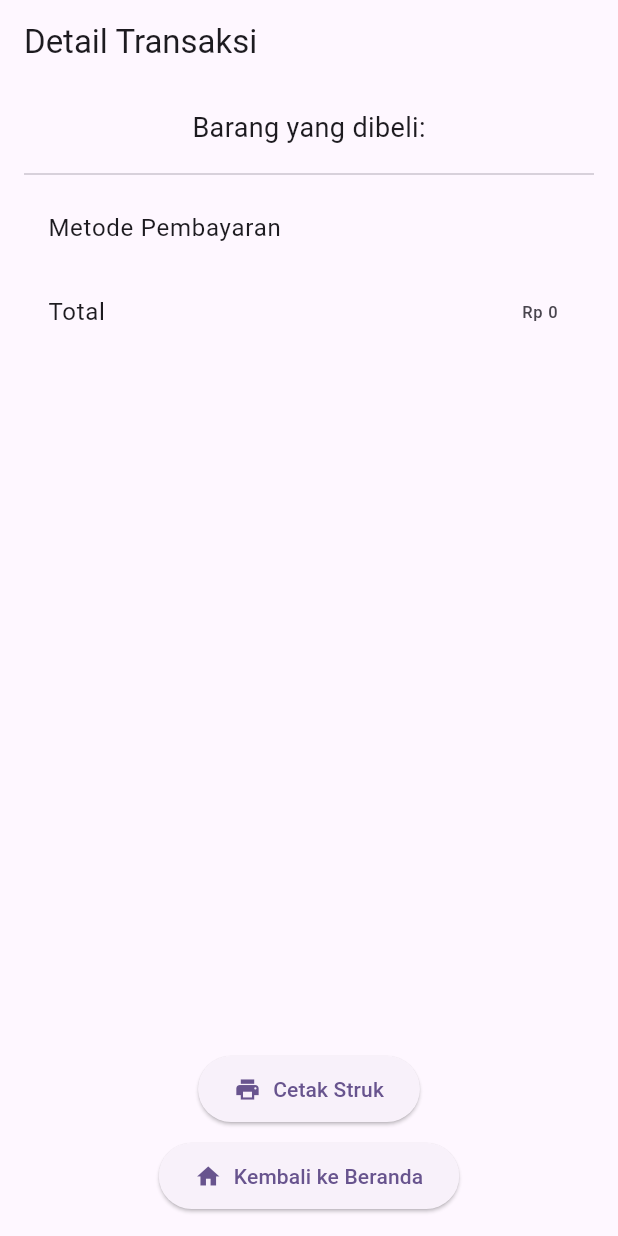
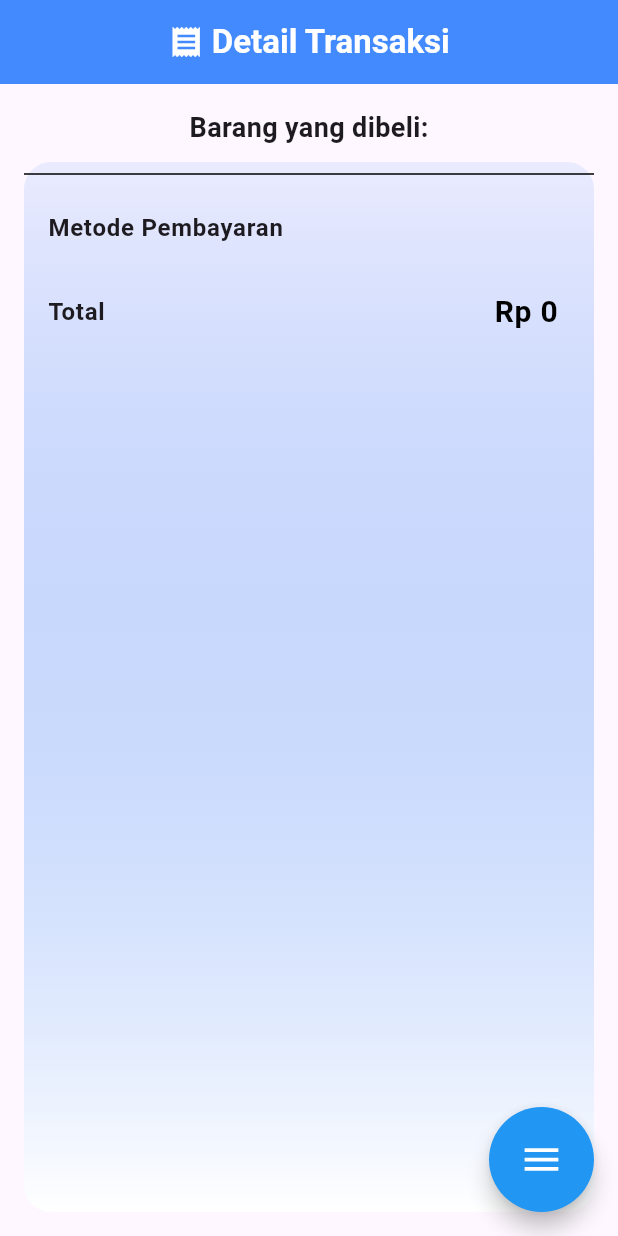
Before and after one commit to fathurdja/finalMobile, a Flutter app: the SummaryPage screen opened directly with empty values, on a phone screen of 412 x 824 dp. Run offline on Flutter 3.47's test engine with Material 3 defaults, Android fonts, the phone set to English and light mode, and no system bars; drawn by our look-alikes of flutter_speed_dial; our stand-ins replace gap; missing offline and left inert: blue_thermal_printer; network calls fail.

Commit message:
update format mata uang, detail transaksi dan riwayat transaksi

```diff
--- a/lib/pages/summaryPage.dart
+++ b/lib/pages/summaryPage.dart
@@ -1,4 +1,7 @@
 import 'package:flutter/material.dart';
+import 'package:flutter_speed_dial/flutter_speed_dial.dart';
+import 'package:gap/gap.dart';
+import 'package:intl/intl.dart';
 import 'package:kasir_klmpk6/model/product.dart';
 import 'package:kasir_klmpk6/pages/homePage.dart';
 import 'package:kasir_klmpk6/pages/printbluetooth.dart'; // Pastikan import halaman Printbluetooth kamu!
@@ -9,56 +12,119 @@ class SummaryPage extends StatelessWidget {
   final int total;
 
   SummaryPage({
+    super.key,
     required this.orderItems,
     required this.paymentMethod,
     required this.total,
   });
+  final currencyFormat = NumberFormat.currency(locale: 'id_ID', symbol: 'Rp ');
 
   @override
   Widget build(BuildContext context) {
     return Scaffold(
-      appBar: AppBar(title: Text("Detail Transaksi")),
+      appBar: AppBar(
+        backgroundColor: Colors.blueAccent,
+        title: Row(
+          mainAxisAlignment: MainAxisAlignment.center,
+          children: [
+            Icon(Icons.receipt, color: Colors.white),
+            Gap(5),
+            Text(
+              "Detail Transaksi",
+              style: TextStyle(
+                color: Colors.white,
+                fontWeight: FontWeight.bold,
+              ),
+            ),
+          ],
+        ),
+      ),
       body: Padding(
         padding: EdgeInsets.all(16),
         child: Column(
           children: [
-            Text("Barang yang dibeli:", style: TextStyle(fontSize: 18)),
+            Text(
+              "Barang yang dibeli:",
+              style: TextStyle(fontSize: 18, fontWeight: FontWeight.bold),
+            ),
             SizedBox(height: 10),
             Expanded(
+              child: Container(
+                decoration: BoxDecoration(
+                  borderRadius: BorderRadius.circular(18),
+                  gradient: LinearGradient(
+                    colors: [Color(0xFF3B82F6).withOpacity(0.1), Colors.white],
+                    begin: Alignment.topCenter,
+                    end: Alignment.bottomCenter,
+                  ),
+                ),
                 child: ListView(
                   children: [
                     ...orderItems.map((item) {
                       final product = item['product'] as Product;
                       final qty = item['qty'] as int;
                       return ListTile(
-                      title: Text("${product.namaBarang} x$qty"),
-                      trailing: Text("Rp ${product.harga * qty}"),
+                        title: Text("${product.namaBarang} x$qty", style: TextStyle(fontWeight: FontWeight.bold),),
+                        trailing: Text(currencyFormat.format(product.harga), style: TextStyle(fontWeight: FontWeight.bold, fontSize: 14),),
                       );
                     }).toList(),
-                  Divider(),
+                    Divider(color: Colors.black,),
                     ListTile(
-                    title: Text("Metode Pembayaran"),
-                    trailing: Text(paymentMethod),
+                      title: Text(
+                        "Metode Pembayaran",
+                        style: TextStyle(fontWeight: FontWeight.bold),
+                      ),
+                      trailing: Text(
+                        paymentMethod,
+                        style: TextStyle(
+                          fontSize: 18,
+                          color: Colors.blueAccent,
+                          fontWeight: FontWeight.bold,
+                        ),
+                      ),
                     ),
                     ListTile(
-                    title: Text("Total"),
-                    trailing: Text("Rp $total"),
+                      title: Text(
+                        "Total",
+                        style: TextStyle(fontWeight: FontWeight.bold),
+                      ),
+                      trailing: Text(currencyFormat.format(total), style: TextStyle(color: Colors.black, fontWeight: FontWeight.bold, fontSize: 20),),
                     ),
                   ],
                 ),
               ),
-            SizedBox(height: 16),
-            ElevatedButton.icon(
-              icon: Icon(Icons.print),
-              label: Text("Cetak Struk"),
-              style: ElevatedButton.styleFrom(
-                padding: EdgeInsets.symmetric(vertical: 12, horizontal: 24),
             ),
-              onPressed: () {
+          ],
+        ),
+      ),
+      floatingActionButton: SpeedDial(
+        buttonSize: Size(70, 70),
+        animatedIcon: AnimatedIcons.menu_close,
+        backgroundColor: Colors.blue,
+        animatedIconTheme: IconThemeData(color: Colors.white, size: 30),
+        children: [
+          SpeedDialChild(
+            backgroundColor: Colors.red,
+            child: Icon(Icons.home, color: Colors.white),
+            label: 'Beranda',
+            onTap: () {
+              Navigator.pushAndRemoveUntil(
+                context,
+                MaterialPageRoute(builder: (_) => HomePage()),
+                (route) => false,
+              );
+            },
+          ),
+          SpeedDialChild(
+            backgroundColor: Colors.blueAccent,
+            child: Icon(Icons.print, color: Colors.white),
+            label: 'Cetak Struk',
+            onTap: () {
               Navigator.push(
                 context,
                 MaterialPageRoute(
-                    builder: (_) => Printbluetooth(
+                  builder:
+                      (_) => Printbluetooth(
                         orderItems: orderItems,
                         paymentMethod: paymentMethod,
                         total: total,
@@ -67,23 +133,7 @@ class SummaryPage extends StatelessWidget {
               );
             },
           ),
-            SizedBox(height: 10),
-            ElevatedButton.icon(
-              icon: Icon(Icons.home),
-              label: Text("Kembali ke Beranda"),
-              style: ElevatedButton.styleFrom(
-                padding: EdgeInsets.symmetric(vertical: 12, horizontal: 24),
-              ),
-              onPressed: () {
-                Navigator.pushAndRemoveUntil(
-                  context,
-                  MaterialPageRoute(builder: (_) => HomePage()),
-                  (route) => false,
-                );
-              },
-            ),
         ],
-        ),
       ),
     );
   }
--- a/pubspec.yaml
+++ b/pubspec.yaml
@@ -38,6 +38,8 @@ dependencies:
   intl: ^0.20.2
   blue_thermal_printer: ^1.2.3
   path_provider: ^2.1.5
+  flutter_speed_dial: ^7.0.0
+  gap: ^3.0.1
 
 dev_dependencies:
   flutter_test:
```
Also changed, not shown: lib/pages/cartPage.dart (+6 -3 lines), lib/pages/orderPage.dart (+6 -2 lines), lib/pages/paymentPage.dart (+5 -2 lines), lib/pages/transactionPage.dart (+77 -9 lines), pubspec.lock, 10 other files. Lines whose indentation alone changed are shown as unchanged.
